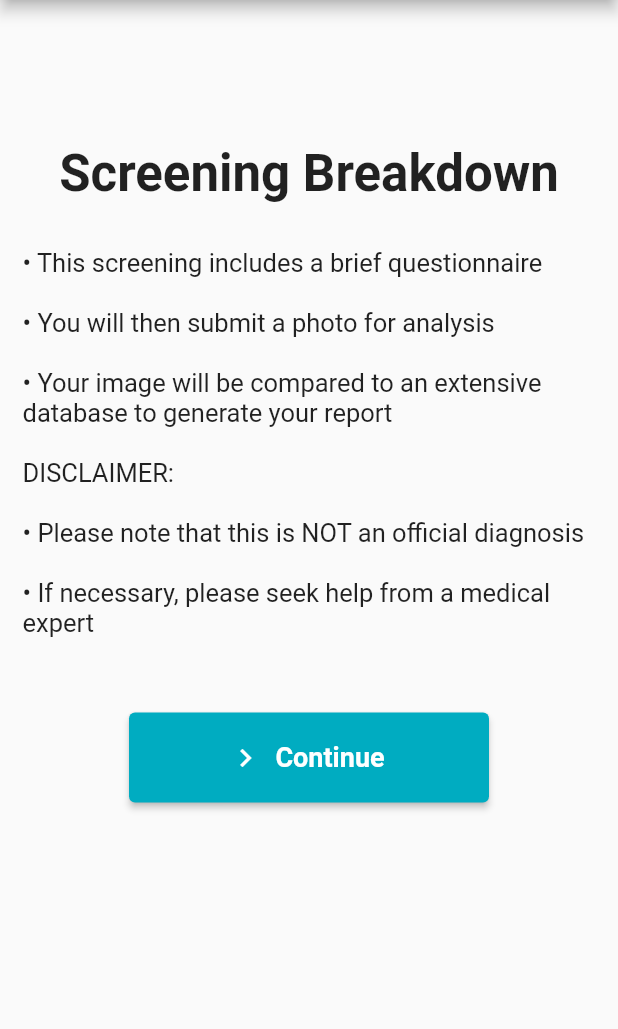
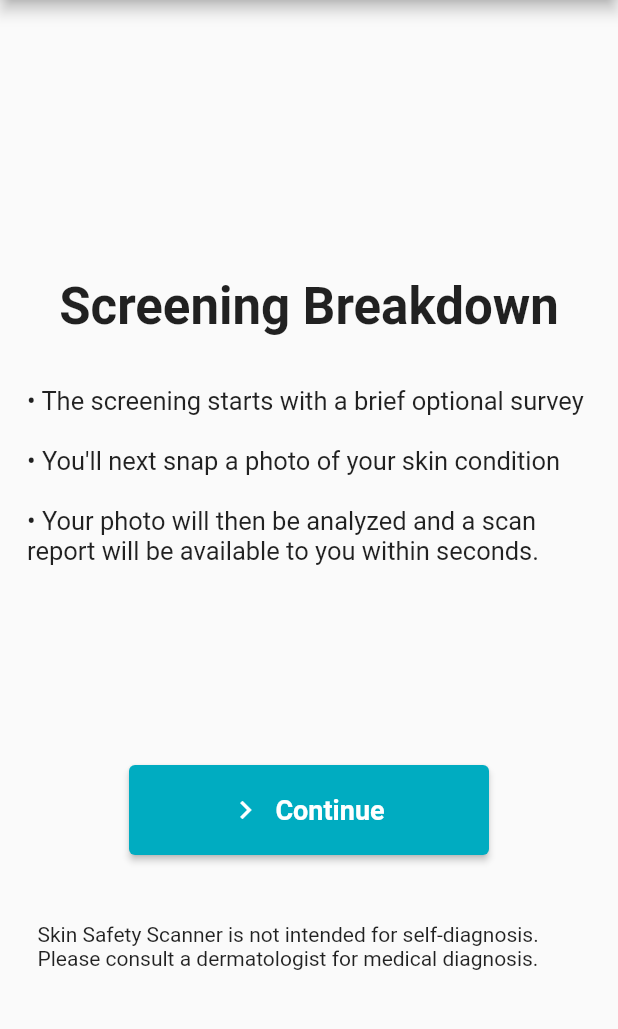
Before and after one commit to Hjfizzlebog2/SS-Skin, a Flutter app: the ScreeningBreakdown screen opened directly, on a phone screen of 412 x 824 dp, the part 84-1113 px from its top. Run offline on Flutter 3.47's test engine with Material 2 defaults, Android fonts, the phone set to English and light mode, and no system bars; our stand-ins replace cloud_firestore, email_validator, firebase_auth, firebase_core, firebase_storage, google_sign_in and 2 more; missing offline and left inert: extension_google_sign_in_as_googleapis_auth, googleapis; accounts and stored records are empty.

Commit message:
Made the UI's more consistent and cleaned up a few text pieces.

```diff
--- a/lib/LogHistory.dart
+++ b/lib/LogHistory.dart
@@ -47,9 +47,7 @@ class LogHistory extends StatelessWidget {
                 style: ElevatedButton.styleFrom(
                     primary: Colors.cyan[600]
                 ),
-                icon: const Icon(
-                    Icons.add
-                ),
+                icon: const Icon(Icons.navigate_next),
                 label: const Text(
                     'View Previous Photos',
                     style: TextStyle(
@@ -73,9 +71,7 @@ class LogHistory extends StatelessWidget {
                 style: ElevatedButton.styleFrom(
                     primary: Colors.cyan[600]
                 ),
-                icon: const Icon(
-                    Icons.add
-                ),
+                icon: const Icon(Icons.navigate_next),
                 label: const Text(
                     'View Past Results',
                     style: TextStyle(
--- a/lib/PhotoSubmission.dart
+++ b/lib/PhotoSubmission.dart
@@ -83,9 +83,7 @@ class _PhotoSubmissionState extends State<PhotoSubmission> {
                 style: ElevatedButton.styleFrom(
                     primary: Colors.cyan[600]
                 ),
-                icon: const Icon(
-                    Icons.add
-                ),
+                icon: const Icon(Icons.navigate_next),
                 label: const Text(
                     'Use Camera',
                     style: TextStyle(
@@ -124,9 +122,7 @@ class _PhotoSubmissionState extends State<PhotoSubmission> {
                 style: ElevatedButton.styleFrom(
                     primary: Colors.cyan[600]
                 ),
-                icon: const Icon(
-                    Icons.add
-                ),
+                icon: const Icon(Icons.navigate_next),
                 label: const Text(
                     'Choose From Device',
                     style: TextStyle(
@@ -172,7 +168,6 @@ class _PhotoSubmissionState extends State<PhotoSubmission> {
     final api = CloudMachineLearningEngineApi(httpClient!);
     // FIXME: should it be .fromJson?
     final predictRequest = GoogleCloudMlV1PredictRequest.fromJson(request);
-
     var predict = api.projects.locations.endpoints.predict(predictRequest, url);
 
     print('\n\n\n\n\nPREDICT:');
--- a/lib/Questionnaire.dart
+++ b/lib/Questionnaire.dart
@@ -42,7 +42,7 @@ class QuestionnaireState extends State<Questionnaire> {
               alignment: Alignment.topCenter,
               padding: const EdgeInsets.all(15),
               child: const Text(
-                '\nFirst, a bit about you:',
+                '\nFirst, a bit about you...',
                 style: TextStyle(
                     fontWeight: FontWeight.bold,
                     fontSize: 34),
@@ -357,9 +357,7 @@ class QuestionnaireState extends State<Questionnaire> {
                     MaterialPageRoute(builder: (context) => const PhotoSubmission()),
                   );
                 },
-                icon: const Icon(
-                    Icons.add
-                ),
+                icon: const Icon(Icons.navigate_next),
                 style: ElevatedButton.styleFrom(
                     primary: Colors.cyan[600]
                 ),
--- a/lib/RegisteredHomePage.dart
+++ b/lib/RegisteredHomePage.dart
@@ -48,11 +48,9 @@ class RegisteredHomePage extends StatelessWidget {
                 style: ElevatedButton.styleFrom(
                     primary: Colors.cyan[600]
                 ),
-                icon: const Icon(
-                    Icons.add
-                ),
+                icon: const Icon(Icons.navigate_next),
                 label: const Text(
-                    'Create New Entry',
+                    'Make a New Scan',
                     style: TextStyle(
                         fontWeight: FontWeight.bold,
                         fontSize: 18
@@ -74,7 +72,7 @@ class RegisteredHomePage extends StatelessWidget {
                 style: ElevatedButton.styleFrom(
                     primary: Colors.cyan[600]
                 ),
-                icon: const Icon(Icons.add),
+                icon: const Icon(Icons.navigate_next),
                 label: const Text(
                     'View Log History',
                     style: TextStyle(
--- a/lib/ScreeningBreakdown.dart
+++ b/lib/ScreeningBreakdown.dart
@@ -14,7 +14,7 @@ class ScreeningBreakdown extends StatelessWidget {
           backgroundColor: Colors.cyan[600],
         ),
         body: Column (
-          mainAxisAlignment: MainAxisAlignment.start,
+          mainAxisAlignment: MainAxisAlignment.center,
           crossAxisAlignment: CrossAxisAlignment.center,
           children: <Widget>[
             Container(
@@ -29,14 +29,11 @@ class ScreeningBreakdown extends StatelessWidget {
               ),
             ),
             Container(
-              padding: const EdgeInsets.all(15),
+              padding: const EdgeInsets.all(18),
               child: const Text(
-                '• This screening includes a brief questionnaire\n\n'
-                    '• You will then submit a photo for analysis\n\n' //said "analyzation" before
-                    '• Your image will be compared to an extensive database to generate your report\n\n'
-                    'DISCLAIMER:\n\n'
-                    '• Please note that this is NOT an official diagnosis\n\n'
-                    '• If necessary, please seek help from a medical expert\n',
+                  '• The screening starts with a brief optional survey \n\n'
+                      '• You\'ll next snap a photo of your skin condition\n\n' //said "analyzation" before
+              '• Your photo will then be analyzed and a scan report will be available to you within seconds.\n\n\n\n\n',
                 style: TextStyle(fontSize: 17),
               ),
             ),
@@ -63,9 +60,49 @@ class ScreeningBreakdown extends StatelessWidget {
                     )
                 ),
               ),
-            )
+            ),
+            Container(
+              padding: const EdgeInsets.fromLTRB(25, 30, 25, 0),
+              child: const Text(
+                    'Skin Safety Scanner is not intended for self-diagnosis. Please consult a dermatologist for medical diagnosis. \n\n',
+                style: TextStyle(fontSize: 14),
+              ),
+            ),
           ],
         )
     );
   }
 }
+
+/*
+Modified Questionnaire 1
+
+'• The screening starts with a brief optional survey \n\n'
+                    '• You'll next snap a photo of your skin condition\n\n' //said "analyzation" before
+                    '• Finally, your photo will be analyzed and a similarity report will be available within seconds.\n\n'
+                    '• Not intended for self-diagnosis. Please consult a dermatologist an official diagnosis. \n\n'
+Finally, your photo will be analyzed and a similarity report will be available within seconds.
+Within seconds you'll have a report of how similar your photo is to positive test cases
+You will have a similarity report of your photo within seconds
+
+The screening starts with a brief optional survey
+Next, you'll snap a photo of your skin condition
+Finally, your photo will be analyzed and a similarity report will be available
+within seconds.
+
+Not intended for self-diagnosis.
+Please consult a dermatologist an official diagnosis.
+
+ */
+
+/*
+Original Questionnaire
+
+'• This screening includes a brief questionnaire\n\n'
+                    '• You will then submit a photo for analysis\n\n' //said "analyzation" before
+                    '• Your image will be compared to an extensive database to generate your report\n\n'
+                    'DISCLAIMER:\n\n'
+                    '• Please note that this is NOT an official diagnosis\n\n'
+                    '• If necessary, please seek help from a medical expert\n',
+
+ */
```
Also changed, not shown: lib/NextStepsMelanoma.dart (+1 -12 lines).
